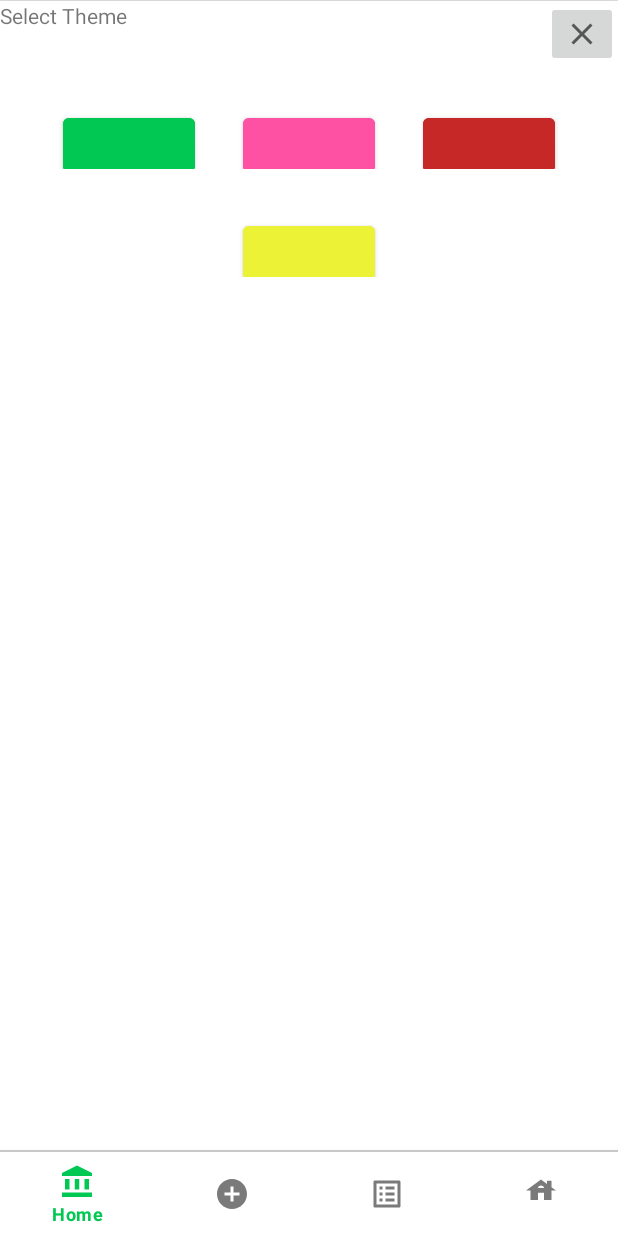
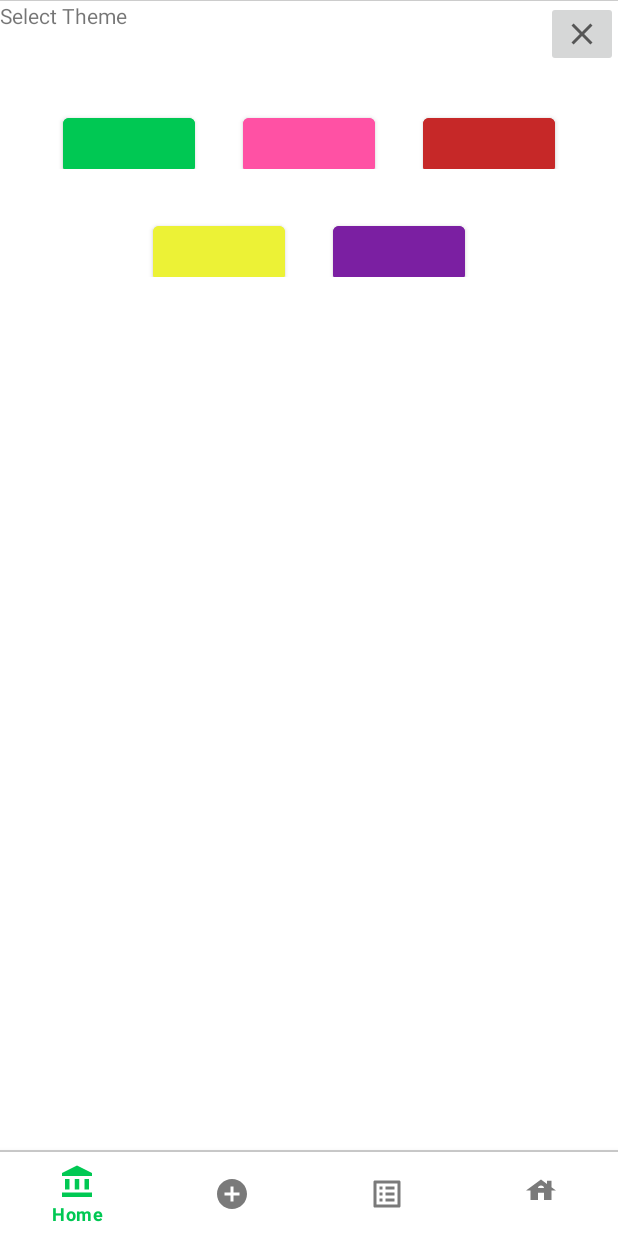
Before and after one commit to calivine/ledgr-android, an Android app: the AccountFragment screen opened through its navigation route, after a tap on "SELECT THEME", on a phone screen of 412 x 824 dp. Run offline under Robolectric (Android 15) with nearby library versions, the light colour scheme and no system bars; our stand-ins replace Volley, navigation-ui; libraries missing offline, so code that uses them is left out: com.koushikdutta.ion; pictures from the network do not load; 2 statements that could not run were skipped.

Commit message:
Notification listener service; themes

```diff
--- a/app/src/main/java/com/example/ledgr/AccountFragment.kt
+++ b/app/src/main/java/com/example/ledgr/AccountFragment.kt
@@ -10,6 +10,8 @@ import android.os.Build
 import android.os.Bundle
 import android.util.Log
 import android.view.*
+import android.widget.AdapterView
+import android.widget.ArrayAdapter
 import androidx.annotation.AttrRes
 import androidx.annotation.ColorInt
 import androidx.appcompat.app.AppCompatDelegate
@@ -26,7 +28,7 @@ import java.nio.file.Files
 import java.nio.file.Paths
 import kotlin.math.hypot
 
-class AccountFragment : Fragment() {
+class AccountFragment : Fragment(), AdapterView.OnItemSelectedListener {
 
     override fun onCreateView(
         inflater: LayoutInflater,
@@ -48,13 +50,17 @@ class AccountFragment : Fragment() {
 
         val mode = sharedPref.getString(getString(R.string.theme_button), "Light")
 
-        if (mode == "Dark") {
-            toogle_dark_mode.isChecked = true
-            toogle_dark_mode.text = getString(R.string.mode_dark)
+        ArrayAdapter.createFromResource(
+            requireContext(),
+            R.array.update_dark_mode,
+            android.R.layout.simple_spinner_item
+        ).also {
+            it.setDropDownViewResource(android.R.layout.simple_spinner_dropdown_item)
+            dark_mode_spinner.adapter = it
         }
-        else {
-            toogle_dark_mode.text = getString(R.string.mode_light)
-        }
+        dark_mode_spinner.onItemSelectedListener = this
+
+
 
 
 
@@ -135,39 +141,31 @@ class AccountFragment : Fragment() {
 
 
              */
-
-
-
         }
-
-        toogle_dark_mode.setOnCheckedChangeListener { _, isChecked ->
-
-            if (isChecked) {
-                AppCompatDelegate.setDefaultNightMode(AppCompatDelegate.MODE_NIGHT_YES)
-                toogle_dark_mode.text = getString(R.string.mode_dark)
-                with (sharedPref.edit()) {
-                    putString(getString(R.string.theme_button), "Dark")
-                    apply()
-                }
-            }
-            else {
-                AppCompatDelegate.setDefaultNightMode(AppCompatDelegate.MODE_NIGHT_NO)
-                toogle_dark_mode.text = getString(R.string.mode_light)
-                with (sharedPref.edit()) {
-                    putString(getString(R.string.theme_button), "Light")
-                    apply()
-                }
-
-            }
-        }
-
-        // back.setOnClickListener { closeSettingsWindow() }
     }
 
     private fun closeSettingsWindow() {
         choose_theme.visibility = View.VISIBLE
         logout.visibility = View.VISIBLE
         version_label.visibility = View.VISIBLE
+
+    }
+
+    override fun onItemSelected(parent: AdapterView<*>?, view: View?, position: Int, id: Long) {
+
+        val selected = parent?.getItemAtPosition(position)
+        Log.d("acali", "onItemSelectedFromSpinner ${selected}")
+        when(selected) {
+            "dark" -> { AppCompatDelegate.setDefaultNightMode(AppCompatDelegate.MODE_NIGHT_YES) }
+            "light" -> { AppCompatDelegate.setDefaultNightMode(AppCompatDelegate.MODE_NIGHT_NO) }
+            "system" -> { AppCompatDelegate.setDefaultNightMode(AppCompatDelegate.MODE_NIGHT_FOLLOW_SYSTEM) }
+        }
+
+
+    }
+
+    override fun onNothingSelected(parent: AdapterView<*>?) {
+        Log.d("acali", "onNothingSelected FromSpinner")
 
     }
 
--- a/app/src/main/java/com/example/ledgr/ChooseThemeFragment.kt
+++ b/app/src/main/java/com/example/ledgr/ChooseThemeFragment.kt
@@ -116,7 +116,8 @@ class ChooseThemeFragment : Fragment() {
             "Secondary" to R.style.AppTheme_Secondary,
             "Ledgr" to R.style.AppTheme,
             "Red" to R.style.AppTheme_Red,
-            "Yellow" to R.style.AppTheme_Yellow
+            "Yellow" to R.style.AppTheme_Yellow,
+            "Purple" to R.style.AppTheme_Purple
         )
 
         with(sharedPref.edit()) {
--- a/app/src/main/java/com/example/ledgr/MainActivity.kt
+++ b/app/src/main/java/com/example/ledgr/MainActivity.kt
@@ -1,10 +1,14 @@
 package com.example.ledgr
 
 
-import android.content.Context
+import android.content.*
 import android.content.res.Resources
 import androidx.appcompat.app.AppCompatActivity
 import android.os.Bundle
+import android.provider.Settings
+import android.text.TextUtils
+import android.util.Log
+import androidx.appcompat.app.AlertDialog
 import androidx.fragment.app.Fragment
 import androidx.navigation.NavController
 import androidx.navigation.fragment.NavHostFragment
@@ -16,6 +20,14 @@ class MainActivity : AppCompatActivity() {
 
     lateinit var selectedFragment: Fragment
     private lateinit var navController: NavController
+
+    private val ENABLED_NOTIFICATION_LISTENERS = "enabled_notification_listeners"
+    private val ACTION_NOTIFICATION_LISTENER_SETTINGS = "android.settings.ACTION_NOTIFICATION_LISTENER_SETTINGS"
+
+    private lateinit var changeBroadcastReceiver: ChangeBroadcastReceiver
+    private lateinit var enableNotificationListenerAlertDialog: AlertDialog
+
+
 
 
     override fun onCreate(savedInstanceState: Bundle?) {
@@ -44,61 +56,62 @@ class MainActivity : AppCompatActivity() {
         val bottomNavigationView = bottom_navigation
         bottomNavigationView.setupWithNavController(navController)
 
+        if (!isNotificationServiceEnabled()) {
+            enableNotificationListenerAlertDialog = buildNotificationServiceAlertDialog()
+            enableNotificationListenerAlertDialog.show()
+        }
 
+        changeBroadcastReceiver = ChangeBroadcastReceiver()
+        val intentFilter: IntentFilter = IntentFilter()
+        intentFilter.addAction("com.example.ledgr.spendingnotificationservice")
+        registerReceiver(changeBroadcastReceiver, intentFilter)
 
-        /**
-         * Decpreciated Navigation
-         *
-        bottom_navigation.setOnNavigationItemSelectedListener { item ->
-            when(item.itemId) {
-                R.id.transactions__view -> {
-                    selectedFragment = ViewTransactionsFragment::class.java.newInstance()
-                    // val navItem = this.findNavController(item.itemId)
+    }
 
-
-
-                }
-
-                R.id.transaction_create -> {
-                    selectedFragment = NewTransactionFragment::class.java.newInstance()
-
-                }
-
-                R.id.nav__home -> {
-                    selectedFragment = DashboardFragment::class.java.newInstance()
-
-                }
-
-                R.id.account_settings -> {
-                    selectedFragment = AccountFragment::class.java.newInstance()
+    private fun isNotificationServiceEnabled(): Boolean {
+        val packageName = packageName
+        val flat = Settings.Secure.getString(contentResolver, ENABLED_NOTIFICATION_LISTENERS)
+        if (!TextUtils.isEmpty(flat)) {
+            val names = flat.split(":")
+            for (i in 0 until names.size) {
+                val cn = ComponentName.unflattenFromString(names[i])
+                if (cn != null) {
+                    if (TextUtils.equals(packageName, cn.packageName)) {
+                        return true
+                    }
                 }
 
             }
-            selectedFragment.arguments = bundle
-            val transaction = supportFragmentManager.beginTransaction()
-            transaction.replace(R.id.layout_frame, selectedFragment).commit()
+        }
+        return false
+    }
 
-            true
-
+    class ChangeBroadcastReceiver(): BroadcastReceiver() {
+        override fun onReceive(context: Context?, intent: Intent?) {
+            val receivedNotificationCode = intent?.getIntExtra("Notification code", -1)
+            Log.d("acali", "Main Activity ${receivedNotificationCode.toString()}")
         }
-
-        bottom_navigation.setOnNavigationItemReselectedListener {
-
-        }
-
-        selectedFragment = DashboardFragment::class.java.newInstance()
-        selectedFragment.arguments = bundle
-        val transaction = supportFragmentManager.beginTransaction()
-        transaction.replace(R.id.layout_frame, selectedFragment).commit()
-
-        */
 
     }
 
 
+    private fun buildNotificationServiceAlertDialog(): AlertDialog {
+        val alertDialogBuilder = AlertDialog.Builder(this)
+        alertDialogBuilder.setTitle(R.string.notification_listener_service)
+        alertDialogBuilder.setMessage(R.string.notification_listener_service_explanation)
+        alertDialogBuilder.setPositiveButton(R.string.yes, DialogInterface.OnClickListener { dialog, which ->
+            startActivity(Intent(ACTION_NOTIFICATION_LISTENER_SETTINGS))
+        })
+
+        alertDialogBuilder.setNegativeButton(R.string.no, DialogInterface.OnClickListener { dialog, which ->
+
+        })
+
+        return alertDialogBuilder.create()
+    }
 
 
-/**
+
     override fun onPause() {
         super.onPause()
         Log.d("acali-MainActivity", "onPause was called")
@@ -118,13 +131,15 @@ class MainActivity : AppCompatActivity() {
     override fun onDestroy() {
         super.onDestroy()
         Log.d("acali-MainActivity", "onDestroy was called")
+
+        unregisterReceiver(changeBroadcastReceiver)
     }
 
     override fun onRestart() {
         super.onRestart()
         Log.d("acali-MainActivity", "onRestart was called")
     }
-*/
+
 
 
 }
--- a/app/src/main/java/com/example/ledgr/data/DataBuilder.kt
+++ b/app/src/main/java/com/example/ledgr/data/DataBuilder.kt
@@ -16,7 +16,7 @@ class DataBuilder() {
 
         data.forEach {
             val budgetItem = it.asJsonObject
-            if (budgetItem.get("planned").asFloat > 0F) {
+            if (budgetItem.get("planned").asFloat > 0F && budgetItem.get("actual").asFloat > 0F) {
                 viewList.add(
                     BudgetCategory(
                         budgetItem.get("category").asString,
--- a/app/src/main/java/com/example/ledgr/ui/newTransaction/NewTransactionFragment.kt
+++ b/app/src/main/java/com/example/ledgr/ui/newTransaction/NewTransactionFragment.kt
@@ -304,6 +304,8 @@ class NewTransactionFragment : Fragment() {
 
     }
 
+
+
     /*
 
     private fun serializeDate(date: String): String {
--- a/app/src/main/res/layout/budget_item.xml
+++ b/app/src/main/res/layout/budget_item.xml
@@ -31,7 +31,7 @@
         style="@style/ListItem"
         android:layout_width="wrap_content"
         android:layout_height="wrap_content"
-        android:textSize="20sp"
+        android:textSize="18sp"
         android:textAlignment="center"
         app:layout_constraintStart_toEndOf="@id/budget_icon"
         app:layout_constraintTop_toTopOf="parent"
@@ -41,7 +41,7 @@
         android:id="@+id/budget_planned"
         android:layout_width="wrap_content"
         android:layout_height="wrap_content"
-        android:textSize="20sp"
+        android:textSize="18sp"
         style="@style/ListItem"
         app:layout_constraintEnd_toEndOf="parent"
         app:layout_constraintTop_toTopOf="parent"
--- a/app/src/main/res/layout/choose_theme_fragment.xml
+++ b/app/src/main/res/layout/choose_theme_fragment.xml
@@ -82,6 +82,13 @@
                 android:layout_height="wrap_content"
                 android:backgroundTint="@color/yellow_500" />
 
+            <Button
+                android:id="@+id/choose_list_purple"
+                style="@style/ThemeSelectButton"
+                android:layout_width="wrap_content"
+                android:layout_height="wrap_content"
+                android:backgroundTint="@color/purple_700"
+                android:contentDescription="@string/theme_label_purple" />
 
         </TableRow>
 
--- a/app/src/main/res/values-night/themes.xml
+++ b/app/src/main/res/values-night/themes.xml
@@ -20,7 +20,7 @@
         <item name="colorOnPrimary">@color/white</item>
         <item name="colorOnSecondary">@color/white</item>
         <item name="colorOnSecondaryVariant">@color/grey_400</item>
-        <item name="colorOnSurface">@color/grey_400</item>
+        <item name="colorOnSurface">@color/light_grey_200</item>
         <item name="colorOnSurfaceVariant">@color/grey_300</item>
         <item name="colorOnBackground">@color/grey_400</item>
 
@@ -29,4 +29,14 @@
 
         <item name="colorOnBar">@color/black</item>
     </style>
+
+    <style name="AppTheme.Purple" parent="AppTheme">
+        <item name="colorIcon">@color/green_500</item>
+        <item name="colorPrimary">@color/green_500_light</item>
+        <item name="colorSecondary">@color/green_500_dark</item>
+        <item name="colorPrimaryDark">@color/green_500_dark</item>
+
+        <item name="android:statusBarColor">@color/purple_700_dark</item>
+        <item name="android:navigationBarColor">@color/purple_700_dark</item>
+    </style>
 </resources>
--- a/app/src/main/res/values/colors.xml
+++ b/app/src/main/res/values/colors.xml
@@ -4,48 +4,72 @@
     <color name="ledgr_primary_dark">#FF009624</color>
     <color name="ledgr_secondary">#FFFF51A4</color>
     <color name="material_accent_red">#FFD81B60</color>
+
     <color name="success">#38C172</color>
     <color name="active">#2342DD</color>
+
     <color name="black">#000</color>
+
     <color name="alert">#DC0E08</color>
     <color name="warning">#F4DC02</color>
+
     <color name="header">#5D6464</color>
     <color name="secondary">#686868</color>
     <color name="white">#FFFFFF</color>
     <color name="light_grey_100">#EAEAEA</color>
     <color name="light_grey_200">#E0E0E0</color>
     <color name="transparent">@null</color>
+
+    <color name="light_blue_A200">#FF40C4FF</color>
+    <color name="light_blue_A400">#FF00B0FF</color>
+    <color name="light_blue_400">#FF29B6F6</color>
     <color name="light_blue_600">#FF039BE5</color>
     <color name="light_blue_900">#FF01579B</color>
-    <color name="light_blue_A200">#FF40C4FF</color>
-    <color name="light_blue_A400">#FF00B0FF</color>
-    <color name="black_overlay">#66000000</color>
-    <color name="light_blue_400">#FF29B6F6</color>
+
     <color name="grey_400">#FFBDBDBD</color>
     <color name="grey_600">#FFCDCDCD</color>
     <color name="grey_900">#FF212121</color>
     <color name="grey_300">#FFDBDADB</color>
     <color name="blue_grey_700">#FF455A64</color>
+    <color name="blue_grey_50">#FF455A64</color>
+
+    <color name="teal_200">#FF5FB496</color>
     <color name="teal_400">#FF26A17B</color>
-    <color name="teal_50">#FFE0F2F1</color>
-    <color name="blue_grey_50">#FFECEFF1</color>
-    <color name="teal_200">#FF5FB496</color>
 
     <color name="red_800">#FFC62828</color>
     <color name="red_400">#FFFF5F52</color>
     <color name="red_900">#FF8E0000</color>
 
-    <color name="teal_500">#FF28C6C6</color>
-    <color name="teal_300">#FF6DF9F9</color>
-    <color name="teal_700">#FF009595</color>
+    <color name="cyan_500">#FF28C6C6</color>
+    <color name="cyan_500_light">#FF6DF9F9</color>
+    <color name="cyan_500_dark">#FF009595</color>
 
     <color name="yellow_500">#FFECF236</color>
     <color name="yellow_300">#FFFFFF6F</color>
     <color name="yellow_700">#FFB6C000</color>
 
     <color name="blue_500">#FF3C36F2</color>
-    <color name="blue_300">#FF8063FF</color>
-    <color name="blue_700">#FF0005BE</color>
+    <color name="blue_500_light">#FF8063FF</color>
+    <color name="blue_500_dark">#FF0005BE</color>
+
+    <color name="purple_700">#FF7B1FA2</color>
+    <color name="purple_700_light">#FFAE52D4</color>
+    <color name="purple_700_dark">#FF4A0072</color>
+
+    <color name="green_500">#FF46A21F</color>
+    <color name="green_500_light">#FF98E278</color>
+    <color name="green_500_dark">#FF007200</color>
+
+    <color name="indigo_500">#FF3F51B5</color>
+    <color name="indigo_500_light">#FF757DE8</color>
+    <color name="indigo_500_dark">#FF002984</color>
+
+    <color name="lime_500">#FFb5a33f</color>
+    <color name="lime_500_light">#FFe9d46e</color>
+    <color name="lime_500_dark">#FF82750a</color>
+
+    <color name="blue_500a">#FF2196f3</color>
+
 
 
 
--- a/app/src/main/res/values/strings.xml
+++ b/app/src/main/res/values/strings.xml
@@ -168,5 +168,18 @@
     <string name="theme_label_red">Red</string>
     <string name="theme_label_ledgr">Ledgr</string>
     <string name="theme_label_yellow">Yellow</string>
+    <string name="theme_label_purple">Purple</string>
 
+    <string-array name="update_dark_mode">
+        <item>Dark mode settings</item>
+        <item>dark</item>
+        <item>light</item>
+        <item>system</item>
+    </string-array>
+
+    <!-- Strings related to the Alert Dialog -->
+    <string name="notification_listener_service">"Notification Listener Service"</string>
+    <string name="notification_listener_service_explanation">"For the app. to work you need to enable the Notification Listener Service. Enable it now?"</string>
+    <string name="yes">Yes</string>
+    <string name="no">No</string>
 </resources>
--- a/app/src/main/res/values/themes.xml
+++ b/app/src/main/res/values/themes.xml
@@ -9,7 +9,7 @@
         <item name="colorSecondary">@color/ledgr_secondary</item>
         <item name="colorSecondaryVariant">@color/ledgr_secondary</item>
 
-        <item name="android:colorBackground">@color/blue_grey_50</item>
+        <item name="android:colorBackground">@color/light_grey_200</item>
         <item name="colorAccent">@color/material_accent_red</item>
         <item name="colorSurface">@color/white</item>
         <item name="colorBar">@color/light_grey_200</item>
@@ -38,7 +38,7 @@
         <item name="colorPrimary">@color/ledgr_secondary</item>
         <item name="colorPrimaryDark">@color/ledgr_secondary</item>
         <item name="colorPrimaryVariant">@color/ledgr_secondary</item>
-        <item name="colorControlActivated">@color/ledgr_secondary</item>
+        <item name="colorControlActivated">@color/ledgr_primary</item>
         <item name="colorSecondary">@color/ledgr_primary</item>
         <item name="colorSecondaryVariant">@color/ledgr_primary_dark</item>
         <item name="colorBar">@color/light_grey_200</item>
@@ -50,9 +50,9 @@
     <style name="AppTheme.Red" parent="AppTheme">
         <item name="colorPrimary">@color/red_800</item>
         <item name="colorPrimaryDark">@color/red_900</item>
-        <item name="colorSecondary">@color/teal_500</item>
-        <item name="colorSecondaryVariant">@color/teal_700</item>
-        <item name="colorIcon">@color/teal_500</item>
+        <item name="colorSecondary">@color/cyan_500</item>
+        <item name="colorSecondaryVariant">@color/cyan_500_dark</item>
+        <item name="colorIcon">@color/cyan_500</item>
         <item name="android:statusBarColor">@color/red_800</item>
         <item name="android:navigationBarColor">@color/red_800</item>
     </style>
@@ -61,12 +61,27 @@
         <item name="colorPrimary">@color/yellow_500</item>
         <item name="colorPrimaryDark">@color/yellow_700</item>
         <item name="colorSecondary">@color/blue_500</item>
-        <item name="colorSecondaryVariant">@color/blue_700</item>
+        <item name="colorSecondaryVariant">@color/blue_500_dark</item>
         <item name="colorIcon">@color/blue_500</item>
         <item name="android:statusBarColor">@color/yellow_700</item>
         <item name="android:navigationBarColor">@color/yellow_700</item>
 
         <item name="colorOnSecondaryVariant">@color/white</item>
+    </style>
+
+    <style name="AppTheme.Purple" parent="AppTheme">
+        <item name="colorPrimary">@color/purple_700</item>
+        <item name="colorPrimaryDark">@color/purple_700_dark</item>
+        <item name="colorSecondary">@color/green_500</item>
+        <item name="colorSecondaryVariant">@color/green_500_dark</item>
+        <item name="colorIcon">@color/green_500</item>
+        <item name="android:statusBarColor">@color/purple_700</item>
+        <item name="android:navigationBarColor">@color/purple_700</item>
+
+        <item name="colorOnPrimary">@color/white</item>
+        <item name="colorOnSecondary">@color/black</item>
+        <item name="colorOnSecondaryVariant">@color/black</item>
+
     </style>
 
     <style name="AppTheme.Fullscreen" parent="Theme.MaterialComponents.DayNight.NoActionBar">
```
Also changed, not shown: app/src/main/AndroidManifest.xml (+10 -3 lines), app/src/main/java/com/example/ledgr/SpendingNotificationService.kt (added, +89 -0 lines), app/src/main/java/com/example/ledgr/adapters/BudgetCategoryPickerAdapter.kt (added, +42 -0 lines), app/src/main/res/layout/budget_picker_item.xml (added, +33 -0 lines), app/src/main/res/layout/fragment_account.xml (+4 -19 lines), app/src/main/res/layout/fragment_new_transaction.xml (+13 -0 lines), app/src/main/res/values/styles.xml (+3 -8 lines).
